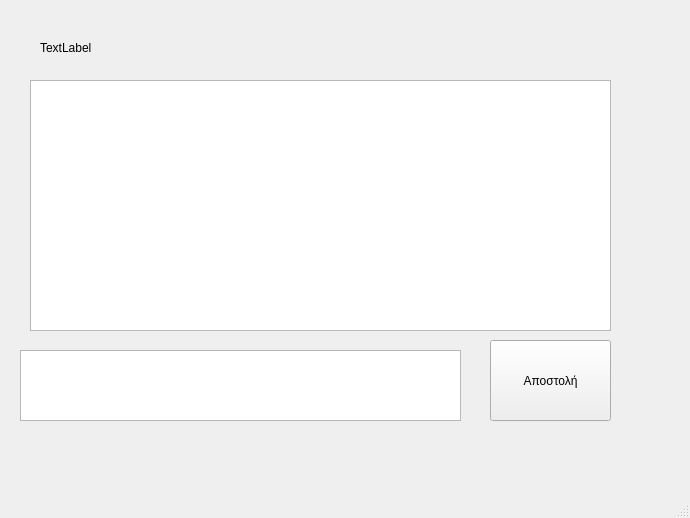
Above: ui/4_Messages/ChatScreen.ui from F1l14/Software-Engineering-2025 before the change. Below: the same form after it.
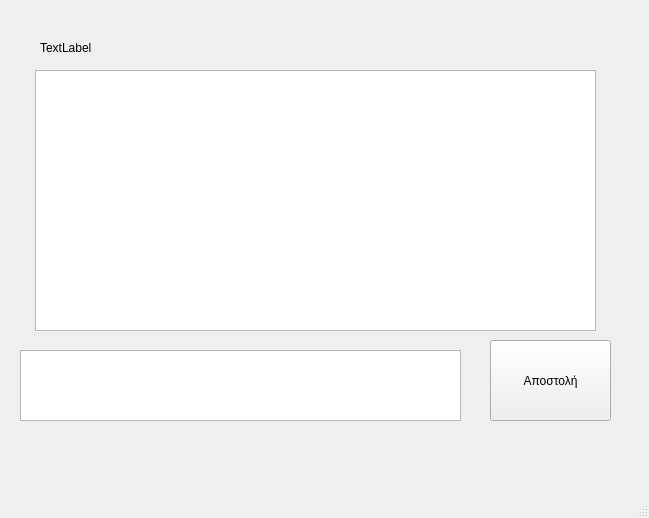
That is the form after the change.

```diff
--- a/ui/4_Messages/ChatScreen.ui
+++ b/ui/4_Messages/ChatScreen.ui
@@ -6,7 +6,7 @@
    <rect>
     <x>0</x>
     <y>0</y>
-    <width>690</width>
+    <width>649</width>
     <height>518</height>
    </rect>
   </property>
@@ -27,16 +27,6 @@
      <string>TextLabel</string>
     </property>
    </widget>
-   <widget class="QListWidget" name="chatHistoryWidget">
-    <property name="geometry">
-     <rect>
-      <x>30</x>
-      <y>80</y>
-      <width>581</width>
-      <height>251</height>
-     </rect>
-    </property>
-   </widget>
    <widget class="QTextEdit" name="messageTextEdit">
     <property name="geometry">
      <rect>
@@ -70,6 +60,16 @@
      <string>Αποστολή</string>
     </property>
    </widget>
+   <widget class="QTextBrowser" name="chatHistoryTextBrowser">
+    <property name="geometry">
+     <rect>
+      <x>35</x>
+      <y>70</y>
+      <width>561</width>
+      <height>261</height>
+     </rect>
+    </property>
+   </widget>
   </widget>
   <widget class="QMenuBar" name="menubar">
    <property name="geometry">
```
Left out of the diff: 2 changed lines with no effect on the pictures.
